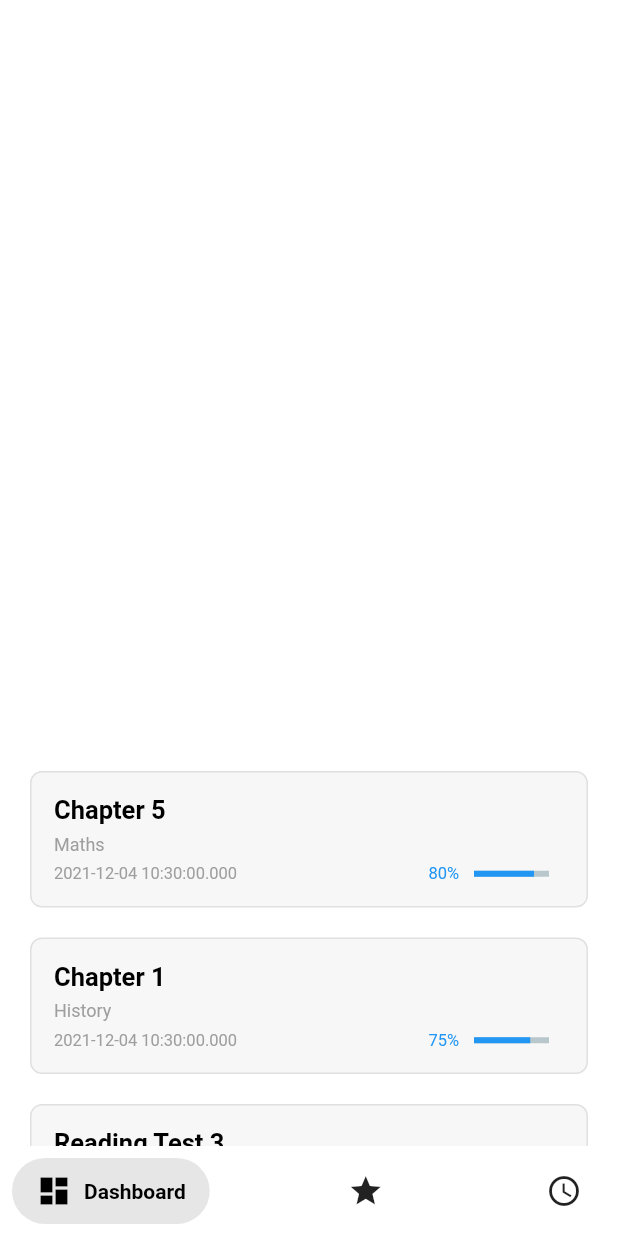
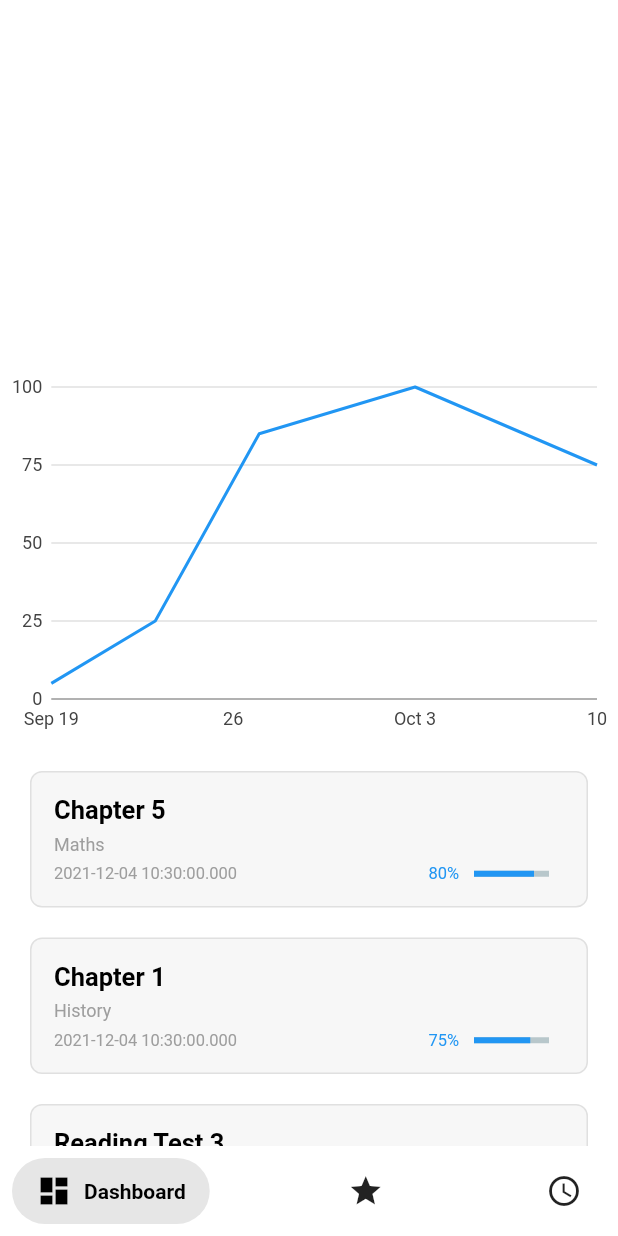
Before and after one commit to Volnetiks/Notes-BAC, a Flutter app: the screen it shows after launch, on a phone screen of 412 x 824 dp. Run offline on Flutter 3.47's test engine with Material 2 defaults, Android fonts, the phone set to English and light mode, and no system bars; drawn by our look-alikes of percent_indicator, salomon_bottom_bar; our stand-ins replace charts_flutter, shared_preferences; Roboto replaces fonts that are missing (SFUI).

Commit message:
Integreated google flutter chart sample

```diff
--- a/lib/screens/home_screen.dart
+++ b/lib/screens/home_screen.dart
@@ -1,8 +1,10 @@
 import 'package:bac_note/models/grade.dart';
 import 'package:bac_note/widgets/grade_tile.dart';
+import 'package:bac_note/widgets/grades_chart.dart';
 import 'package:flutter/material.dart';
 import 'package:flutter_staggered_grid_view/flutter_staggered_grid_view.dart';
 import 'package:salomon_bottom_bar/salomon_bottom_bar.dart';
+import 'package:charts_flutter/flutter.dart' as charts;
 
 class HomePage extends StatefulWidget {
   const HomePage({Key? key}) : super(key: key);
@@ -66,6 +68,13 @@ class _HomePageState extends State<HomePage> {
         mainAxisAlignment: MainAxisAlignment.end,
         children: [
           SizedBox(
+            height: 250,
+            child: GradesChart.withSampleData(),
+          ),
+          SizedBox(
+            height: 20,
+          ),
+          SizedBox(
             width: MediaQuery.of(context).size.width,
             height: 250,
             child: Padding(
@@ -85,16 +94,7 @@ class _HomePageState extends State<HomePage> {
                     return StaggeredTile.fit(2);
                   }),
             ),
-            // child: ListView.builder(
-            //     physics: NeverScrollableScrollPhysics(),
-            //     itemCount: 5,
-            //     itemExtent: 100,
-            //     itemBuilder: (context, index) {
-            //       return GradeItem(
-            //         values: ['Chapter $index', 'Class $index', 'Date $index'],
-            //       );
-            //     }),
-          )
+          ),
         ],
       ),
     );
--- /dev/null
+++ b/lib/widgets/grades_chart.dart
@@ -0,0 +1,82 @@
+import 'dart:math';
+
+import 'package:flutter/material.dart';
+import 'package:charts_flutter/flutter.dart' as charts;
+
+class GradesChart extends StatelessWidget {
+  final List<charts.Series<dynamic, DateTime>> seriesList;
+  final bool animate;
+
+  const GradesChart(this.seriesList, {this.animate = false});
+
+  factory GradesChart.withSampleData() {
+    return GradesChart(
+      _createSampleData(),
+      animate: false,
+    );
+  }
+
+  factory GradesChart.withRandomData() {
+    return GradesChart(_createRandomData());
+  }
+
+  static List<charts.Series<TimeSeriesSales, DateTime>> _createRandomData() {
+    final random = Random();
+
+    final data = [
+      TimeSeriesSales(DateTime(2017, 9, 19), random.nextInt(100)),
+      TimeSeriesSales(DateTime(2017, 9, 26), random.nextInt(100)),
+      TimeSeriesSales(DateTime(2017, 10, 3), random.nextInt(100)),
+      TimeSeriesSales(DateTime(2017, 10, 10), random.nextInt(100)),
+    ];
+
+    return [
+      charts.Series<TimeSeriesSales, DateTime>(
+        id: 'Sales',
+        colorFn: (_, __) => charts.MaterialPalette.blue.shadeDefault,
+        domainFn: (TimeSeriesSales sales, _) => sales.time,
+        measureFn: (TimeSeriesSales sales, _) => sales.sales,
+        data: data,
+      )
+    ];
+  }
+
+  static List<charts.Series<TimeSeriesSales, DateTime>> _createSampleData() {
+    final data = [
+      TimeSeriesSales(DateTime(2017, 9, 19), 5),
+      TimeSeriesSales(DateTime(2017, 9, 23), 25),
+      TimeSeriesSales(DateTime(2017, 9, 24), 40),
+      TimeSeriesSales(DateTime(2017, 9, 25), 55),
+      TimeSeriesSales(DateTime(2017, 9, 26), 70),
+      TimeSeriesSales(DateTime(2017, 9, 27), 85),
+      TimeSeriesSales(DateTime(2017, 10, 3), 100),
+      TimeSeriesSales(DateTime(2017, 10, 10), 75),
+    ];
+
+    return [
+      charts.Series<TimeSeriesSales, DateTime>(
+        id: 'Sales',
+        colorFn: (_, __) => charts.MaterialPalette.blue.shadeDefault,
+        domainFn: (TimeSeriesSales sales, _) => sales.time,
+        measureFn: (TimeSeriesSales sales, _) => sales.sales,
+        data: data,
+      )
+    ];
+  }
+
+  @override
+  Widget build(BuildContext context) {
+    return charts.TimeSeriesChart(
+      seriesList,
+      animate: animate,
+      dateTimeFactory: const charts.LocalDateTimeFactory(),
+    );
+  }
+}
+
+class TimeSeriesSales {
+  final DateTime time;
+  final int sales;
+
+  TimeSeriesSales(this.time, this.sales);
+}
--- a/pubspec.yaml
+++ b/pubspec.yaml
@@ -39,6 +39,7 @@ dependencies:
   salomon_bottom_bar: ^3.1.0
   flutter_staggered_grid_view: ^0.4.1
   percent_indicator: ^3.4.0
+  charts_flutter: ^0.12.0
 
 flutter_icons:
   android: "launcher_icon"
```
Also changed, not shown: pubspec.lock.
